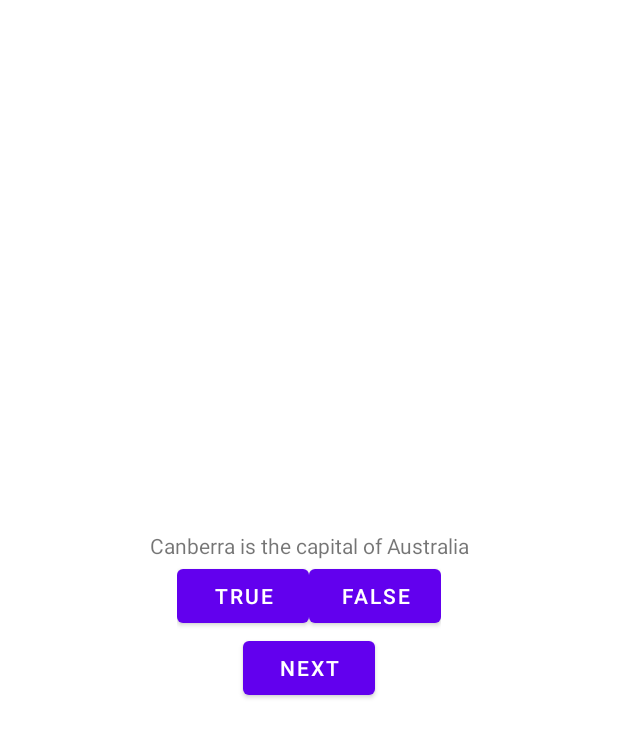
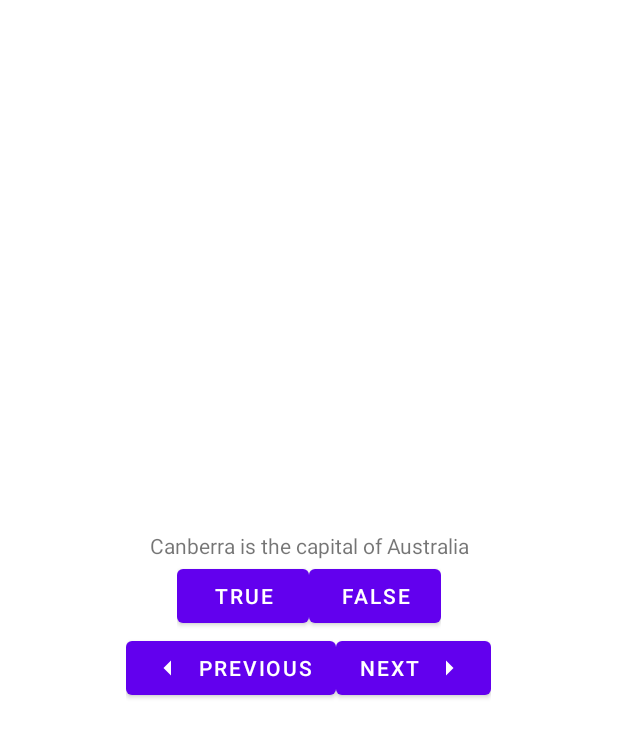
Before and after one commit to Laurelpev/SecondActivity, an Android app: the layout activity_main.xml on its own in the app's theme, with its tools: preview values and no code run, on a phone screen of 412 x 824 dp. Shown: the top 737 px of the screen. Run offline under Robolectric (Android 15) with nearby library versions, the phone set to English and light mode, and no system bars.

Commit message:
Chapter 2- complete

```diff
--- a/app/src/main/java/com/pevahouse/msu/geoquiz/MainActivity.kt
+++ b/app/src/main/java/com/pevahouse/msu/geoquiz/MainActivity.kt
@@ -12,14 +12,14 @@ import com.pevahouse.msu.geoquiz.databinding.ActivityMainBinding
 
 class MainActivity : AppCompatActivity() {
 
-    private lateinit var binding : ActivityMainBinding
+    private lateinit var binding: ActivityMainBinding
 //    private lateinit var trueButton : Button
 //    private lateinit var falseButton : Button
 
     private val questionBank = listOf(
         //the curse of the comma, had minor issues due to forgetting the comma between questions
-        Question(R.string.question_australia, answer = true) ,
-        Question (R.string.question_oceans, answer = true),
+        Question(R.string.question_australia, answer = true),
+        Question(R.string.question_oceans, answer = true),
         Question(R.string.question_mideast, answer = true),
         Question(R.string.question_africa, answer = true),
         Question(R.string.question_americas, answer = true),
@@ -27,7 +27,6 @@ class MainActivity : AppCompatActivity() {
 
     )
     private var currentIndex = 0
-
 
 
     override fun onCreate(savedInstanceState: Bundle?) {
@@ -39,7 +38,6 @@ class MainActivity : AppCompatActivity() {
         //setting IDs to correlate with buttons
 //        trueButton = findViewById(R.id.true_button)
 //        falseButton = findViewById(R.id.false_button)
-
 
 
         binding.trueButton.setOnClickListener {
@@ -69,6 +67,21 @@ class MainActivity : AppCompatActivity() {
 //            binding.questionTextview.setText(questionTextResId)
             updateQuestion()
         }
+        binding.previousButton.setOnClickListener {
+            currentIndex = (currentIndex - 1) % questionBank.size
+            // used the if statement to attempt to prevent the crashing when previous was hit
+            //on the first question
+            //did not want to loop back around because I feel as if that harms the continuity of the quiz
+            if (currentIndex <= 0) {
+                currentIndex = 0
+            }
+            updateQuestion()
+        }
+
+        binding.questionTextview.setOnClickListener {
+            currentIndex = (currentIndex + 1) % questionBank.size
+            updateQuestion()
+        }
 
 
 
@@ -79,10 +92,10 @@ class MainActivity : AppCompatActivity() {
 //        //decided to swap and look at other things after typing out few times and reviewing resources
 //        //Saw Question had error, looked, i had int not Int, fixed EVERYTHING.
 //        binding.questionTextview.setText(questionTextResId)
-  }
+    }
 
     private fun updateQuestion() {
         val questionTextResId = questionBank[currentIndex].textResId
-           binding.questionTextview.setText(questionTextResId)
+        binding.questionTextview.setText(questionTextResId)
     }
 }
--- /dev/null
+++ b/app/src/main/res/drawable/ic_baseline_arrow_left_24.xml
@@ -0,0 +1,5 @@
+<vector android:autoMirrored="true" android:height="24dp"
+    android:tint="#000000" android:viewportHeight="24"
+    android:viewportWidth="24" android:width="24dp" xmlns:android="http://schemas.android.com/apk/res/android">
+    <path android:fillColor="@android:color/white" android:pathData="M14,7l-5,5 5,5V7z"/>
+</vector>
--- /dev/null
+++ b/app/src/main/res/drawable/ic_baseline_arrow_right_24.xml
@@ -0,0 +1,5 @@
+<vector android:autoMirrored="true" android:height="24dp"
+    android:tint="#000000" android:viewportHeight="24"
+    android:viewportWidth="24" android:width="24dp" xmlns:android="http://schemas.android.com/apk/res/android">
+    <path android:fillColor="@android:color/white" android:pathData="M10,17l5,-5 -5,-5v10z"/>
+</vector>
--- a/app/src/main/res/layout/activity_main.xml
+++ b/app/src/main/res/layout/activity_main.xml
@@ -1,6 +1,5 @@
 <?xml version="1.0" encoding="utf-8"?>
-<LinearLayout
-    xmlns:android="http://schemas.android.com/apk/res/android"
+<LinearLayout xmlns:android="http://schemas.android.com/apk/res/android"
     xmlns:app="http://schemas.android.com/apk/res-auto"
     xmlns:tools="http://schemas.android.com/tools"
     android:layout_width="match_parent"
@@ -14,8 +13,8 @@
         android:layout_width="wrap_content"
         android:layout_height="wrap_content"
         android:gravity="center"
-        android:text="@string/question_australia"/>
-<!--        android:text="Canberra is the Capital of Australia" -->
+        android:text="@string/question_australia" />
+    <!--        android:text="Canberra is the Capital of Australia" -->
 
 
     <LinearLayout
@@ -37,10 +36,29 @@
 
     </LinearLayout>
 
-    <Button
-        android:id="@+id/next_button"
+    <LinearLayout
         android:layout_width="wrap_content"
-        android:layout_height="wrap_content"
-        android:text="@string/next_button" />
+        android:layout_height="wrap_content">
+
+        <Button
+            android:id="@+id/previous_button"
+            android:layout_width="wrap_content"
+            android:layout_height="wrap_content"
+            android:text="@string/previous_button"
+            app:icon="@drawable/ic_baseline_arrow_left_24"
+            app:iconGravity="start"
+            />
+
+
+<!--        on app icon accidentally put . instead of : -->
+        <Button
+            android:id="@+id/next_button"
+            android:layout_width="wrap_content"
+            android:layout_height="wrap_content"
+            android:text="@string/next_button"
+            app:icon="@drawable/ic_baseline_arrow_right_24"
+            app:iconGravity="end"
+            />
+    </LinearLayout>
 
 </LinearLayout>
--- a/app/src/main/res/values/strings.xml
+++ b/app/src/main/res/values/strings.xml
@@ -5,6 +5,7 @@
     <string name="false_button">False</string>
     <string name="question_australia"> Canberra is the capital of Australia</string>
     <string name="next_button">Next</string>
+    <string name="previous_button">Previous</string>
     <string name="question_oceans">The pacific Ocean is larger than the Atlantic Ocean</string>
     <string name="question_mideast"> The Suez Canal connects the Red Sea and the Indian Ocean.</string>
     <string name="question_africa">The source of the Nile River is in Egypt</string>
```
